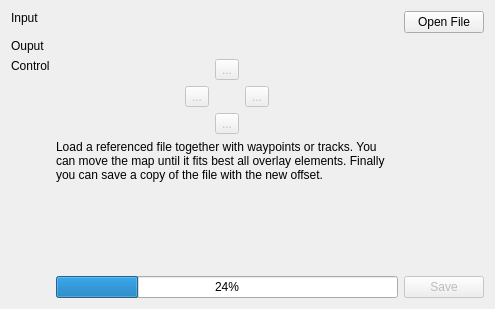
ntruchsess/QLandkarteGT, file src/ICreateMapFineTune.ui: the form before one commit.
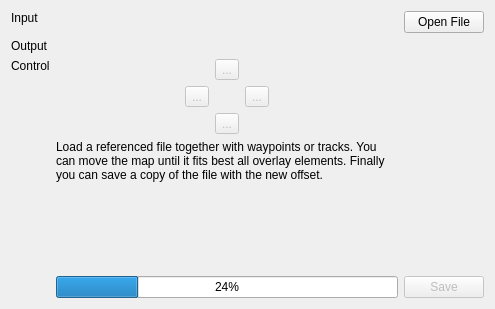
The form after the commit.

Diff of the .ui file:
```diff
--- a/src/ICreateMapFineTune.ui
+++ b/src/ICreateMapFineTune.ui
@@ -50,7 +50,7 @@
    <item row="1" column="0">
     <widget class="QLabel" name="label_2">
      <property name="text">
-      <string>Ouput</string>
+      <string>Output</string>
      </property>
      <property name="alignment">
       <set>Qt::AlignLeading|Qt::AlignLeft|Qt::AlignTop</set>
```
